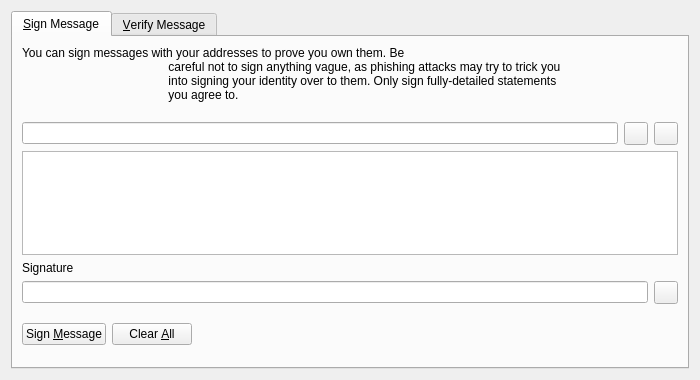
Before: the Qt Designer form src/qt/forms/signverifymessagedialog.ui in WisprProject/core, drawn with Qt 5.
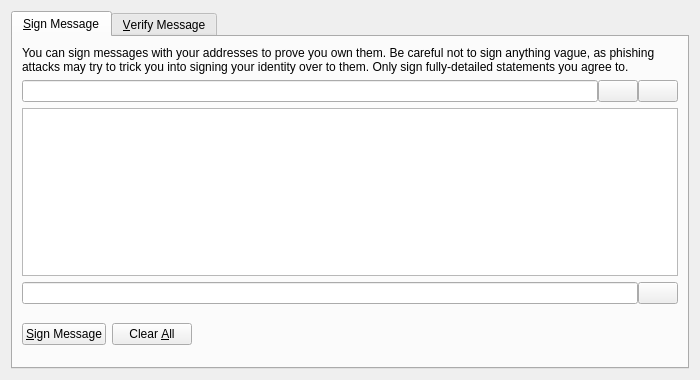
After: the same form once the commit is applied. The open tabs and pages were chosen to show the change. Icons and pictures are not drawn. Custom widgets are drawn as their Qt base class.

The edit to the form file:
```diff
--- a/src/qt/forms/signverifymessagedialog.ui
+++ b/src/qt/forms/signverifymessagedialog.ui
@@ -30,11 +30,7 @@
                             <item>
                                 <widget class="QLabel" name="infoLabel_SM">
                                     <property name="text">
-                                        <string>You can sign messages with your addresses to prove you own them. Be
-                                            careful not to sign anything vague, as phishing attacks may try to trick you
-                                            into signing your identity over to them. Only sign fully-detailed statements
-                                            you agree to.
-                                        </string>
+          <string>You can sign messages with your addresses to prove you own them. Be careful not to sign anything vague, as phishing attacks may try to trick you into signing your identity over to them. Only sign fully-detailed statements you agree to.</string>
                                     </property>
                                     <property name="textFormat">
                                         <enum>Qt::PlainText</enum>
@@ -46,6 +42,9 @@
                             </item>
                             <item>
                                 <layout class="QHBoxLayout" name="horizontalLayout_1_SM">
+         <property name="spacing">
+          <number>0</number>
+         </property>
                                     <item>
                                         <widget class="QValidatedLineEdit" name="addressIn_SM">
                                             <property name="toolTip">
@@ -54,7 +53,7 @@
                                         </widget>
                                     </item>
                                     <item>
-                                        <widget class="QToolButton" name="addressBookButton_SM">
+          <widget class="QPushButton" name="addressBookButton_SM">
                                             <property name="toolTip">
                                                 <string>Choose previously used address</string>
                                             </property>
@@ -69,10 +68,13 @@
                                             <property name="shortcut">
                                                 <string>Alt+A</string>
                                             </property>
+           <property name="autoDefault">
+            <bool>false</bool>
+           </property>
                                         </widget>
                                     </item>
                                     <item>
-                                        <widget class="QToolButton" name="pasteButton_SM">
+          <widget class="QPushButton" name="pasteButton_SM">
                                             <property name="toolTip">
                                                 <string>Paste address from clipboard</string>
                                             </property>
@@ -87,6 +89,9 @@
                                             <property name="shortcut">
                                                 <string>Alt+P</string>
                                             </property>
+           <property name="autoDefault">
+            <bool>false</bool>
+           </property>
                                         </widget>
                                     </item>
                                 </layout>
@@ -98,18 +103,11 @@
                                     </property>
                                 </widget>
                             </item>
-                            <item>
-                                <widget class="QLabel" name="signatureLabel_SM">
-                                    <property name="text">
-                                        <string>Signature</string>
-                                    </property>
-                                    <property name="textFormat">
-                                        <enum>Qt::PlainText</enum>
-                                    </property>
-                                </widget>
-                            </item>
                             <item>
                                 <layout class="QHBoxLayout" name="horizontalLayout_2_SM">
+         <property name="spacing">
+          <number>0</number>
+         </property>
                                     <item>
                                         <widget class="QLineEdit" name="signatureOut_SM">
                                             <property name="font">
@@ -123,7 +121,7 @@
                                         </widget>
                                     </item>
                                     <item>
-                                        <widget class="QToolButton" name="copySignatureButton_SM">
+          <widget class="QPushButton" name="copySignatureButton_SM">
                                             <property name="toolTip">
                                                 <string>Copy the current signature to the system clipboard</string>
                                             </property>
@@ -131,9 +129,11 @@
                                                 <string/>
                                             </property>
                                             <property name="icon">
-                                                <iconset resource="../wispr.qrc">
-                                                    <normaloff>:/icons/editcopy</normaloff>:/icons/editcopy
-                                                </iconset>
+            <iconset resource="../bitcoin.qrc">
+             <normaloff>:/icons/editcopy</normaloff>:/icons/editcopy</iconset>
+           </property>
+           <property name="autoDefault">
+            <bool>false</bool>
                                             </property>
                                         </widget>
                                     </item>
@@ -147,7 +147,7 @@
                                                 <string>Sign the message to prove you own this PIVX address</string>
                                             </property>
                                             <property name="text">
-                                                <string>Sign &amp;Message</string>
+            <string>&amp;Sign Message</string>
                                             </property>
                                             <property name="icon">
                                                 <iconset resource="../wispr.qrc">
```
Left out of the diff: 75 changed lines with no effect on the pictures. Lines whose indentation alone changed are shown as unchanged.
